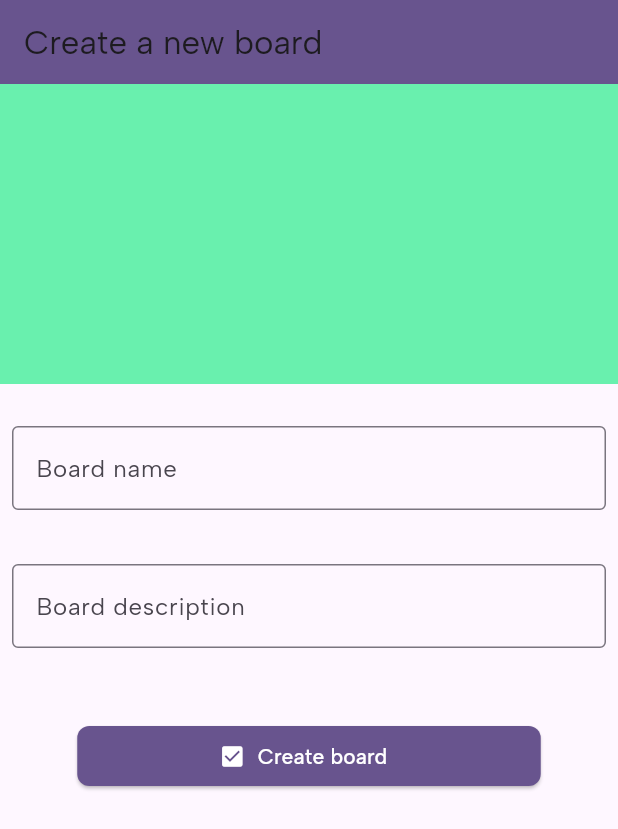
After one commit to AmanR0711/trello-app, a Flutter app: the CreateBoardForm screen opened by its route, on a phone screen of 412 x 824 dp. The commit adds this screen. Shown: the top 829 px of the screen. Run offline on Flutter 3.47's test engine with Material 3 defaults, Android fonts, the phone set to English and light mode, and no system bars; our stand-ins replace dio, equatable, firebase_auth, firebase_core, flutter_bloc, flutter_secure_storage and 3 more; missing offline and left inert: google_sign_in_web; accounts and stored records are empty; network calls fail.

Commit message:
feat: Create Board Form page UI
Add scope widget pending

```diff
--- a/lib/main.dart
+++ b/lib/main.dart
@@ -1,3 +1,4 @@
+import 'package:app/src/common/ui/trello_message_dialog.dart';
 import 'package:dio/dio.dart';
 import 'package:firebase_auth/firebase_auth.dart';
 import 'package:firebase_core/firebase_core.dart';
@@ -8,6 +9,8 @@ import 'package:go_router/go_router.dart';
 import 'package:google_sign_in/google_sign_in.dart';
 
 import 'firebase_options.dart';
+import 'src/board/ui/create_board_form.dart';
+import 'src/common/ui/trello_confirm_dialog.dart';
 import 'src/dashboard/dashboard_screen.dart';
 
 import 'src/onboarding/onboarding_screen.dart';
@@ -71,6 +74,22 @@ class MyApp extends StatelessWidget {
           }
         },
       ),
+      GoRoute(
+        path: '/board/new',
+        onExit: (c, s) async {
+          final res = await showDialog<bool>(
+            context: c,
+            builder: (cc) => const TrelloConfirmDialog(
+              message: "Discard your current changes?",
+            ),
+          );
+          return res ?? false;
+        },
+        pageBuilder: (c, s) => const MaterialPage(
+          child: CreateBoardForm(),
+          fullscreenDialog: true,
+        ),
+      ),
     ],
   );
 
--- /dev/null
+++ b/lib/src/board/ui/create_board_form.dart
@@ -0,0 +1,134 @@
+import 'package:flutter/material.dart';
+
+class CreateBoardForm extends StatefulWidget {
+  const CreateBoardForm({super.key});
+
+  @override
+  State<CreateBoardForm> createState() => _CreateBoardFormState();
+}
+
+class _CreateBoardFormState extends State<CreateBoardForm> {
+  late Color? _color;
+
+  @override
+  void initState() {
+    super.initState();
+    _color = Colors.greenAccent;
+  }
+
+  @override
+  Widget build(BuildContext context) {
+    return Scaffold(
+      appBar: AppBar(
+        backgroundColor: Theme.of(context).primaryColor,
+        title: const Text("Create a new board"),
+      ),
+      body: Column(
+        children: [
+          // Preview type widget
+          InkWell(
+            onTap: () async {
+              final val = await _chooseBoardColor(context);
+              setState(() {
+                if (val != null) {
+                  _color = val;
+                }
+              });
+            },
+            child: Container(
+              height: 200.0,
+              color: _color ?? Colors.greenAccent,
+            ),
+          ),
+          const SizedBox(height: 20.0),
+          // Form fields
+
+          Padding(
+            padding: const EdgeInsets.all(8.0),
+            child: TextField(
+              decoration: const InputDecoration(
+                labelText: "Board name",
+                border: OutlineInputBorder(),
+              ),
+            ),
+          ),
+          const SizedBox(height: 20.0),
+          // Description field
+          Padding(
+            padding: const EdgeInsets.all(8.0),
+            child: TextField(
+              decoration: const InputDecoration(
+                labelText: "Board description",
+                border: OutlineInputBorder(),
+              ),
+            ),
+          ),
+          const SizedBox(height: 20.0),
+          // TODO: Add scopes widget
+          const SizedBox(height: 20.0),
+          SizedBox(
+            width: MediaQuery.of(context).size.width * 0.75,
+            child: ElevatedButton.icon(
+              icon: const Icon(Icons.check_box, color: Colors.white,),
+              style: ButtonStyle(
+                backgroundColor: WidgetStateProperty.all<Color>(
+                  Theme.of(context).primaryColor,
+                ),
+                shape: WidgetStateProperty.all<RoundedRectangleBorder>(
+                  RoundedRectangleBorder(
+                    borderRadius: BorderRadius.circular(8.0),
+                  ),
+                ),
+              ),
+              onPressed: () {},
+              label: const Text(
+                "Create board",
+                style: TextStyle(color: Colors.white),
+              ),
+            ),
+          ),
+        ],
+      ),
+    );
+  }
+
+  Future<Color?> _chooseBoardColor(BuildContext context) async {
+    return await showDialog<Color>(
+      context: context,
+      builder: (context) {
+        return AlertDialog(
+          title: const Text("Choose a color"),
+          content: StatefulBuilder(
+            builder: (c, setState) => ListView(
+              children: Colors.primaries
+                  .map(
+                    (color) => RadioListTile<Color>(
+                      title: const Text("color name"),
+                      activeColor: color,
+                      value: color,
+                      groupValue: _color,
+                      onChanged: (v) => setState(() => _color = v!),
+                    ),
+                  )
+                  .toList(),
+            ),
+          ),
+          actions: [
+            TextButton(
+              onPressed: () {
+                Navigator.of(context).pop();
+              },
+              child: const Text("Cancel"),
+            ),
+            TextButton(
+              onPressed: () {
+                Navigator.of(context).pop();
+              },
+              child: const Text("Select"),
+            ),
+          ],
+        );
+      },
+    );
+  }
+}
--- a/lib/src/dashboard/dashboard_screen.dart
+++ b/lib/src/dashboard/dashboard_screen.dart
@@ -1,6 +1,7 @@
 import 'dart:math';
 
 import 'package:flutter/material.dart';
+import 'package:go_router/go_router.dart';
 
 import '../common/ui/trello_message_widget.dart';
 import 'ui/trello_board_card.dart';
@@ -34,8 +35,13 @@ class _DashboardScreenState extends State<DashboardScreen> {
           ),
           const ViewProfileButton(),
           const SizedBox(width: 8.0),
-          ]),
+        ],
+      ),
       body: _buildBody(context),
+      floatingActionButton: FloatingActionButton(
+        onPressed: () => context.push('/board/new'),
+        child: const Icon(Icons.add),
+      )
     );
   }
 
```
Also changed, not shown: lib/src/common/ui/trello_confirm_dialog.dart (added, +25 -0 lines). Lines whose indentation alone changed are shown as unchanged.
